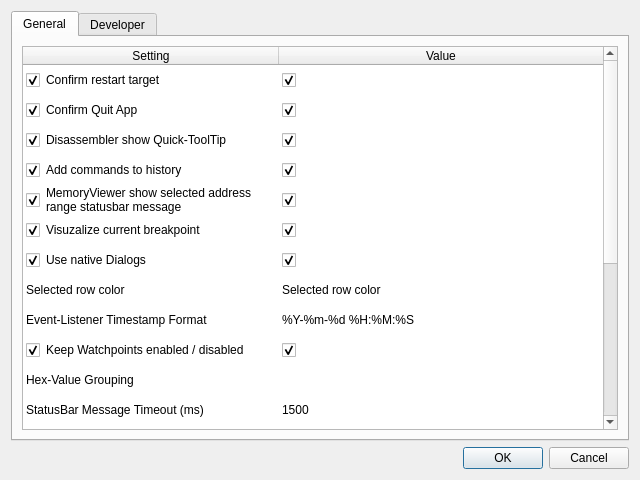
First picture: the form in resources/designer/settingsDialog.ui, repository jetedonner/LLDBPyGUI, before the edit.
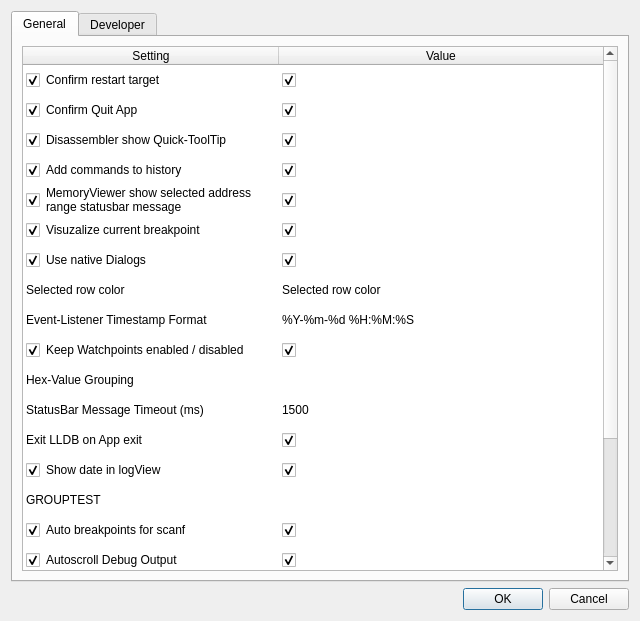
Second picture: the form after the edit.

Patch:
```diff
--- a/resources/designer/settingsDialog.ui
+++ b/resources/designer/settingsDialog.ui
@@ -7,7 +7,7 @@
     <x>0</x>
     <y>0</y>
     <width>640</width>
-    <height>480</height>
+    <height>621</height>
    </rect>
   </property>
   <property name="windowTitle">
```
